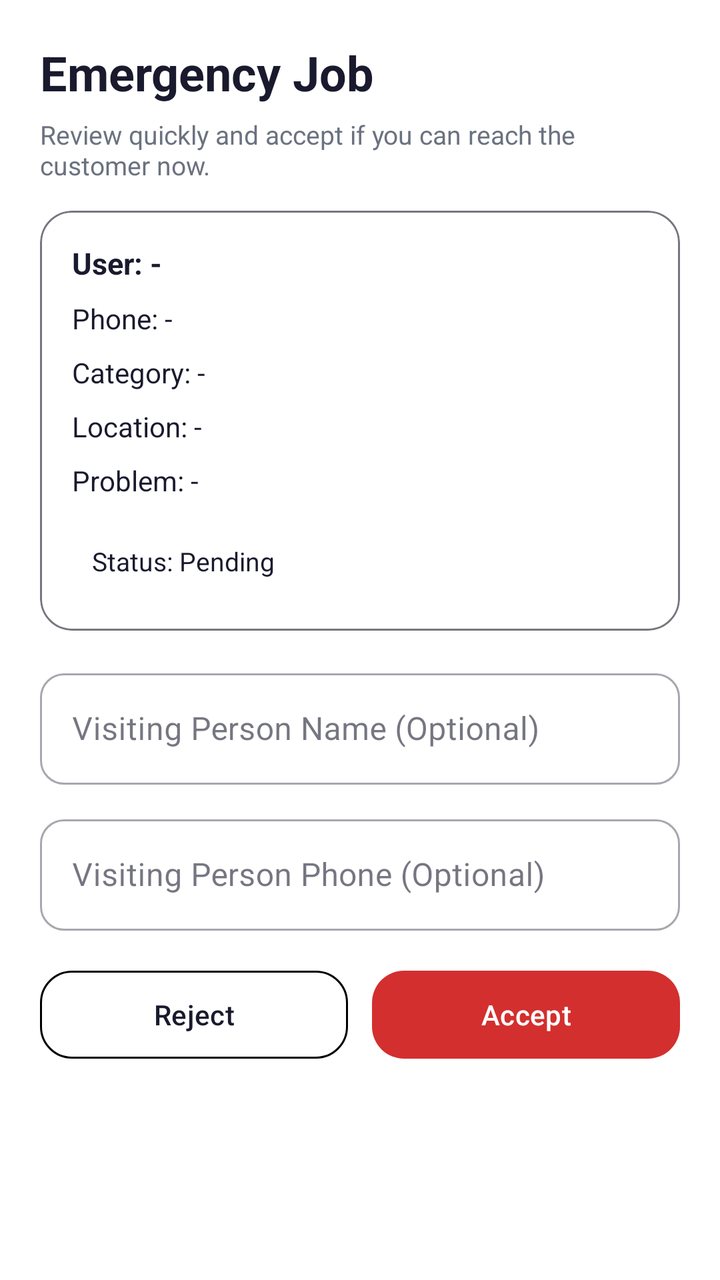
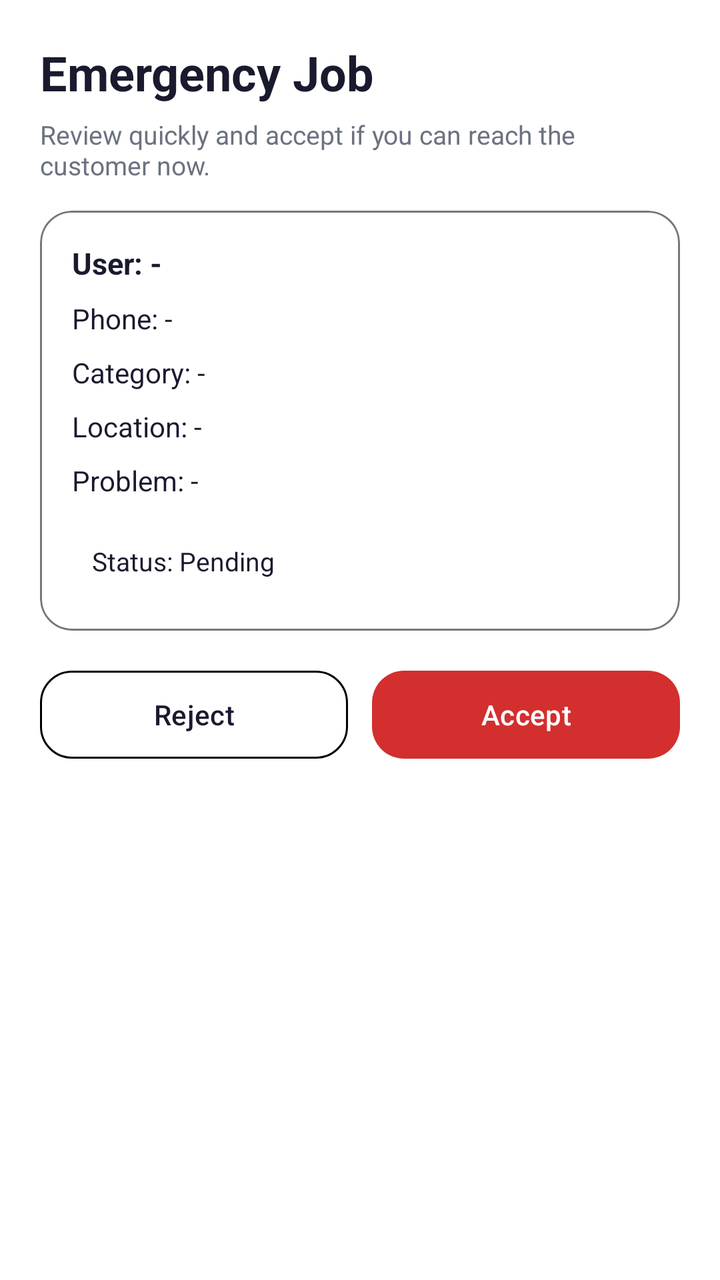

Screens rendered from an Android XML layout before and after an edit, with the pre-edit source and the edit as a unified diff.
<!-- AndroidManifest.xml: application theme Theme.QuickFix -->
<!-- res/layout/activity_provider_emergency_request.xml -->
<?xml version="1.0" encoding="utf-8"?>
<androidx.core.widget.NestedScrollView xmlns:android="http://schemas.android.com/apk/res/android"
    xmlns:app="http://schemas.android.com/apk/res-auto"
    android:layout_width="match_parent"
    android:layout_height="match_parent"
    android:fillViewport="true"
    android:padding="20dp"
    android:background="?attr/colorSurface">

    <LinearLayout
        android:layout_width="match_parent"
        android:layout_height="wrap_content"
        android:orientation="vertical">

        <TextView
            android:layout_width="wrap_content"
            android:layout_height="wrap_content"
            android:text="Emergency Job"
            android:textSize="24sp"
            android:textStyle="bold"
            android:textColor="@color/text_primary" />

        <TextView
            android:layout_width="match_parent"
            android:layout_height="wrap_content"
            android:layout_marginTop="6dp"
            android:text="Review quickly and accept if you can reach the customer now."
            android:textSize="13sp"
            android:textColor="@color/text_secondary" />

        <com.google.android.material.card.MaterialCardView
            android:layout_width="match_parent"
            android:layout_height="wrap_content"
            android:layout_marginTop="14dp"
            app:cardCornerRadius="16dp"
            app:strokeColor="@color/outline"
            app:strokeWidth="1dp">

            <LinearLayout
                android:layout_width="match_parent"
                android:layout_height="wrap_content"
                android:orientation="vertical"
                android:padding="16dp">

                <TextView
                    android:id="@+id/tvEmergencyUser"
                    android:layout_width="match_parent"
                    android:layout_height="wrap_content"
                    android:text="User: -"
                    android:textSize="15sp"
                    android:textStyle="bold"
                    android:textColor="@color/text_primary" />

                <TextView
                    android:id="@+id/tvEmergencyPhone"
                    android:layout_width="match_parent"
                    android:layout_height="wrap_content"
                    android:layout_marginTop="8dp"
                    android:text="Phone: -"
                    android:textSize="14sp"
                    android:textColor="@color/text_primary" />

                <TextView
                    android:id="@+id/tvEmergencyCategory"
                    android:layout_width="match_parent"
                    android:layout_height="wrap_content"
                    android:layout_marginTop="8dp"
                    android:text="Category: -"
                    android:textSize="14sp"
                    android:textColor="@color/text_primary" />

                <TextView
                    android:id="@+id/tvEmergencyAddress"
                    android:layout_width="match_parent"
                    android:layout_height="wrap_content"
                    android:layout_marginTop="8dp"
                    android:text="Location: -"
                    android:textSize="14sp"
                    android:textColor="@color/text_primary" />

                <TextView
                    android:id="@+id/tvEmergencyDescription"
                    android:layout_width="match_parent"
                    android:layout_height="wrap_content"
                    android:layout_marginTop="8dp"
                    android:text="Problem: -"
                    android:textSize="14sp"
                    android:textColor="@color/text_primary" />

                <TextView
                    android:id="@+id/tvEmergencyStatus"
                    android:layout_width="match_parent"
                    android:layout_height="wrap_content"
                    android:layout_marginTop="12dp"
                    android:padding="10dp"
                    android:background="@drawable/bg_dashboard_card"
                    android:text="Status: Pending"
                    android:textSize="13sp"
                    android:textColor="@color/text_primary" />
            </LinearLayout>
        </com.google.android.material.card.MaterialCardView>

        <ProgressBar
            android:id="@+id/progressEmergencyAccept"
            style="?android:attr/progressBarStyleHorizontal"
            android:layout_width="match_parent"
            android:layout_height="wrap_content"
            android:layout_marginTop="14dp"
            android:indeterminate="true"
            android:visibility="gone" />

        <com.google.android.material.textfield.TextInputLayout
            android:id="@+id/tilVisitingName"
            style="@style/Widget.MaterialComponents.TextInputLayout.OutlinedBox"
            android:layout_width="match_parent"
            android:layout_height="wrap_content"
            android:layout_marginTop="16dp"
            android:hint="Visiting Person Name (Optional)"
            app:boxCornerRadiusBottomEnd="12dp"
            app:boxCornerRadiusBottomStart="12dp"
            app:boxCornerRadiusTopEnd="12dp"
            app:boxCornerRadiusTopStart="12dp">

            <com.google.android.material.textfield.TextInputEditText
                android:id="@+id/etVisitingName"
                android:layout_width="match_parent"
                android:layout_height="wrap_content"
                android:inputType="textPersonName" />
        </com.google.android.material.textfield.TextInputLayout>

        <com.google.android.material.textfield.TextInputLayout
            android:id="@+id/tilVisitingPhone"
            style="@style/Widget.MaterialComponents.TextInputLayout.OutlinedBox"
            android:layout_width="match_parent"
            android:layout_height="wrap_content"
            android:layout_marginTop="12dp"
            android:hint="Visiting Person Phone (Optional)"
            app:boxCornerRadiusBottomEnd="12dp"
            app:boxCornerRadiusBottomStart="12dp"
            app:boxCornerRadiusTopEnd="12dp"
            app:boxCornerRadiusTopStart="12dp">

            <com.google.android.material.textfield.TextInputEditText
                android:id="@+id/etVisitingPhone"
                android:layout_width="match_parent"
                android:layout_height="wrap_content"
                android:inputType="phone" />
        </com.google.android.material.textfield.TextInputLayout>

        <LinearLayout
            android:layout_width="match_parent"
            android:layout_height="wrap_content"
            android:layout_marginTop="16dp"
            android:orientation="horizontal">

            <com.google.android.material.button.MaterialButton
                android:id="@+id/btnRejectEmergency"
                android:layout_width="0dp"
                android:layout_height="52dp"
                android:layout_weight="1"
                android:text="Reject"
                android:textAllCaps="false"
                app:cornerRadius="16dp"
                app:strokeWidth="1dp"
                app:backgroundTint="@android:color/transparent"
                android:textColor="@color/text_primary" />

            <Space
                android:layout_width="12dp"
                android:layout_height="1dp" />

            <com.google.android.material.button.MaterialButton
                android:id="@+id/btnAcceptEmergency"
                android:layout_width="0dp"
                android:layout_height="52dp"
                android:layout_weight="1"
                android:text="Accept"
                android:textAllCaps="false"
                android:textColor="@android:color/white"
                app:cornerRadius="16dp"
                app:backgroundTint="#D32F2F" />
        </LinearLayout>

    </LinearLayout>
</androidx.core.widget.NestedScrollView>
<!-- resources referenced by this layout -->
<resources>
  <color name="outline">#79747E</color>
  <color name="text_primary">#1A1A2E</color>
  <color name="text_secondary">#6B7280</color>
  <!-- drawable bg_dashboard_card (drawable) -->
  <?xml version="1.0" encoding="utf-8"?>
  <shape xmlns:android="http://schemas.android.com/apk/res/android"
      android:shape="rectangle">
      <corners android:radius="16dp" />
      <solid android:color="#FFFFFF" />
      <stroke android:width="0dp" android:color="@android:color/transparent"/>
  </shape>
  <style name="Theme.QuickFix" parent="Base.Theme.QuickFix" />
  <color name="primary">#1E88E5</color>
  <color name="primary_dark">#1565C0</color>
  <color name="accent_green">#43A047</color>
  <color name="screen_background">#F4F7FB</color>
  <color name="card_bg">#FFFFFF</color>
  <color name="surface_variant">#F5F7FA</color>
  <color name="divider">#E5E7EB</color>
  <style name="Theme.QuickFix.AdminDialog" parent="ThemeOverlay.Material3.MaterialAlertDialog">
          <item name="colorSurface">@color/card_bg</item>
          <item name="colorOnSurface">@color/text_primary</item>
          <item name="colorOutline">@color/divider</item>
      </style>
  <style name="Theme.QuickFix.BottomSheet" parent="ThemeOverlay.Material3.BottomSheetDialog">
          <item name="colorSurface">@color/card_bg</item>
          <item name="colorOnSurface">@color/text_primary</item>
          <item name="android:colorBackground">@color/card_bg</item>
      </style>
  <style name="Widget.QuickFix.Button" parent="Widget.Material3.Button">
          <item name="backgroundTint">@color/primary</item>
          <item name="android:textColor">@color/white</item>
      </style>
  <style name="Widget.QuickFix.Chip.Filter" parent="Widget.Material3.Chip.Filter">
          <item name="chipBackgroundColor">@color/surface_variant</item>
          <item name="android:textColor">@color/text_primary</item>
          <item name="checkedIconTint">@color/primary</item>
      </style>
  <style name="Widget.QuickFix.TextInputLayout" parent="Widget.Material3.TextInputLayout.OutlinedBox">
          <item name="boxBackgroundColor">@color/input_background</item>
          <item name="boxStrokeColor">@color/input_stroke</item>
          <item name="boxStrokeErrorColor">@color/error_red</item>
          <item name="hintTextColor">@color/input_hint</item>
          <item name="startIconTint">@color/input_icon</item>
          <item name="endIconTint">@color/input_icon</item>
          <item name="boxStrokeWidthFocused">2dp</item>
      </style>
  <color name="white">#FFFFFFFF</color>
  <color name="input_background">#FFFFFF</color>
  <color name="input_stroke">#1E88E5</color>
  <color name="error_red">#D32F2F</color>
  <color name="input_hint">#6B7280</color>
  <color name="input_icon">#455A64</color>
  <!-- unchanged entries left out for length: 1 -->
</resources>

<!-- the commit's change to res/layout/activity_provider_emergency_request.xml (unified diff, before → after) -->
@@ -109,43 +109,17 @@
             android:indeterminate="true"
             android:visibility="gone" />
 
-        <com.google.android.material.textfield.TextInputLayout
-            android:id="@+id/tilVisitingName"
-            style="@style/Widget.MaterialComponents.TextInputLayout.OutlinedBox"
-            android:layout_width="match_parent"
-            android:layout_height="wrap_content"
-            android:layout_marginTop="16dp"
-            android:hint="Visiting Person Name (Optional)"
-            app:boxCornerRadiusBottomEnd="12dp"
-            app:boxCornerRadiusBottomStart="12dp"
-            app:boxCornerRadiusTopEnd="12dp"
-            app:boxCornerRadiusTopStart="12dp">
-
-            <com.google.android.material.textfield.TextInputEditText
-                android:id="@+id/etVisitingName"
-                android:layout_width="match_parent"
-                android:layout_height="wrap_content"
-                android:inputType="textPersonName" />
-        </com.google.android.material.textfield.TextInputLayout>
-
-        <com.google.android.material.textfield.TextInputLayout
-            android:id="@+id/tilVisitingPhone"
-            style="@style/Widget.MaterialComponents.TextInputLayout.OutlinedBox"
+        <TextView
+            android:id="@+id/tvTechnicianDetails"
             android:layout_width="match_parent"
             android:layout_height="wrap_content"
             android:layout_marginTop="12dp"
-            android:hint="Visiting Person Phone (Optional)"
-            app:boxCornerRadiusBottomEnd="12dp"
-            app:boxCornerRadiusBottomStart="12dp"
-            app:boxCornerRadiusTopEnd="12dp"
-            app:boxCornerRadiusTopStart="12dp">
-
-            <com.google.android.material.textfield.TextInputEditText
-                android:id="@+id/etVisitingPhone"
-                android:layout_width="match_parent"
-                android:layout_height="wrap_content"
-                android:inputType="phone" />
-        </com.google.android.material.textfield.TextInputLayout>
+            android:padding="10dp"
+            android:background="@drawable/bg_dashboard_card"
+            android:text="Technician: -\nPhone: -"
+            android:textSize="14sp"
+            android:textColor="@color/text_primary"
+            android:visibility="gone" />
 
         <LinearLayout
             android:layout_width="match_parent"
